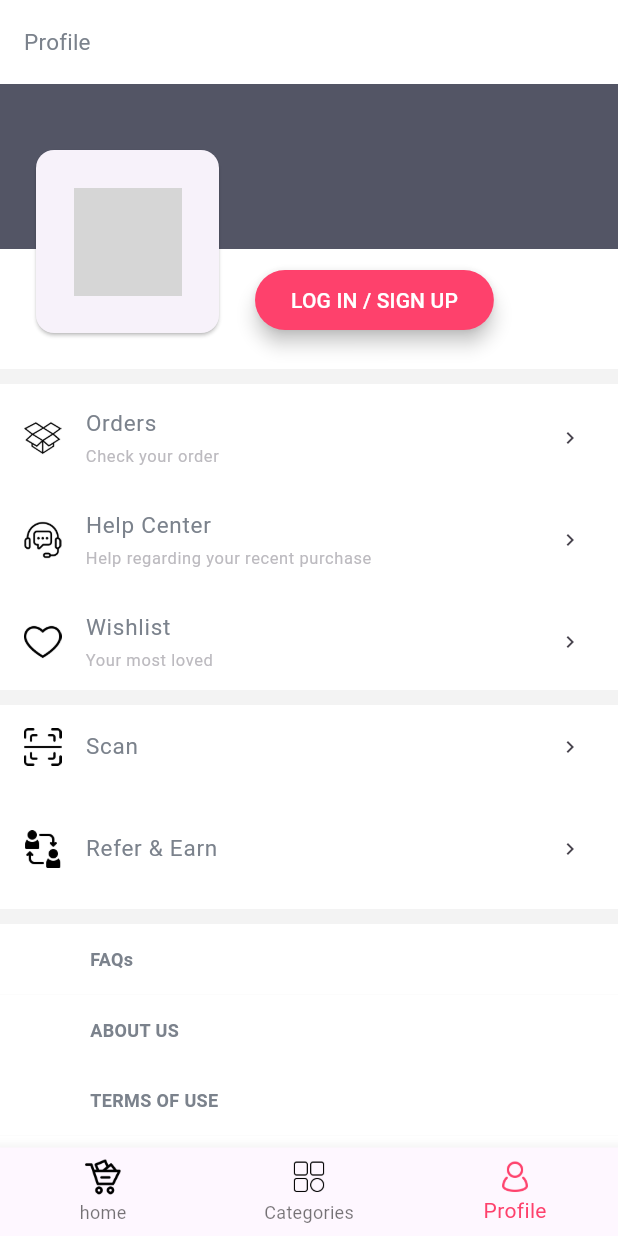
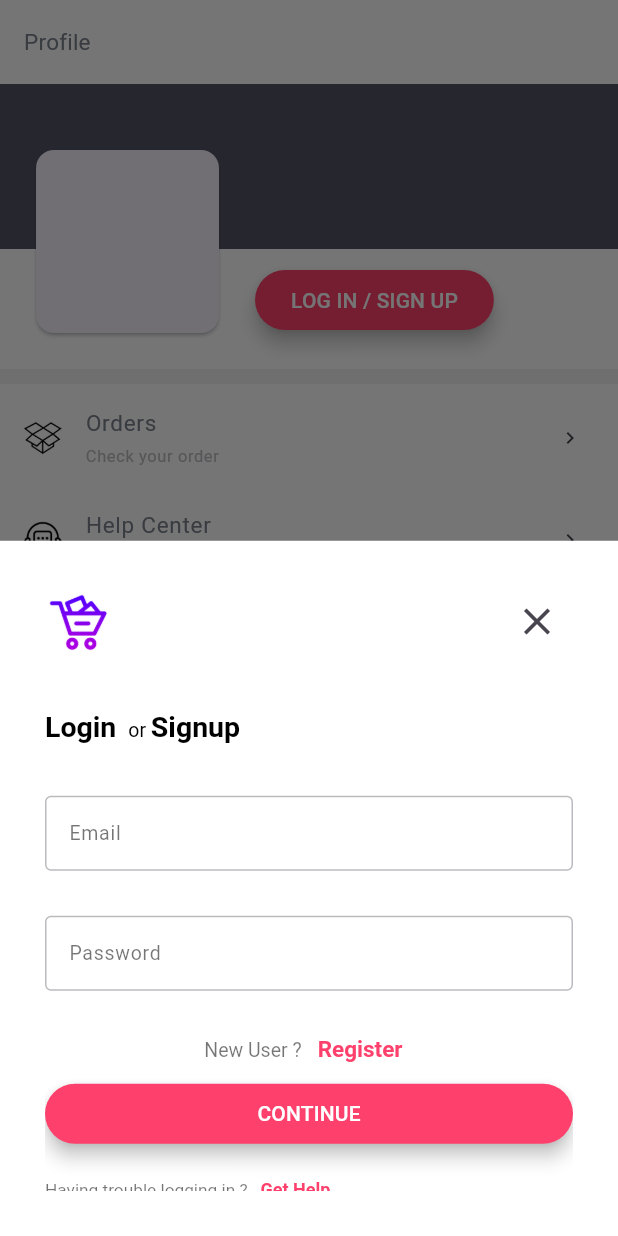
Before and after one commit to mahmoudelruby/shop_app, a Flutter app: the screen it shows after launch, item 3 of the bottom bar chosen, after a tap on "LOG IN / SIGN UP", on a phone screen of 412 x 824 dp. Run offline on Flutter 3.47's test engine with Material 3 defaults, Android fonts, the phone set to English and light mode, and no system bars; our stand-ins replace firebase_core, get; accounts and stored records are empty; grey boxes are pictures that could not be loaded.

Commit message:
add login page feature on bottom sheet

```diff
--- a/lib/features/categories/categories.dart
+++ b/lib/features/categories/categories.dart
@@ -1,9 +1,14 @@
 import 'package:flutter/material.dart';
+import 'package:get/get.dart';
+
+import 'package:shop_app/features/login/login_bottom_sheet.dart';
+import 'package:shop_app/foundation/custom_eleveted_button.dart';
+
 class Categories extends StatelessWidget {
   const Categories({Key? key}) : super(key: key);
 
   @override
   Widget build(BuildContext context) {
-    return Center(child: Text('categories'));
+    return Container();
   }
 }
--- a/lib/features/landing_Page/landing_page.dart
+++ b/lib/features/landing_Page/landing_page.dart
@@ -32,17 +32,17 @@ class _LandingPageState extends State<LandingPage> {
           });
         },
         items: [  BottomNavigationBarItem(
-            icon: SPIcon(
+            icon: BottomNavBarIcon(
                 assetName: 'logo-black.png',
                 isSelected: 0==currentIndex,),
             label: 'home'),
           BottomNavigationBarItem(
-              icon: SPIcon(
+              icon: BottomNavBarIcon(
                   assetName: 'categories.png',
                  isSelected: 1==currentIndex,),
               label: 'Categories'),
           BottomNavigationBarItem(
-              icon: SPIcon(
+              icon: BottomNavBarIcon(
                   assetName: 'profile.png',
                  isSelected: 2==currentIndex,),
               label: 'Profile'),
--- /dev/null
+++ b/lib/features/login/login_bottom_sheet.dart
@@ -0,0 +1,135 @@
+import 'package:flutter/material.dart';
+import 'package:get/get.dart';
+import 'package:shop_app/foundation/text_form_field.dart';
+import 'package:shop_app/foundation/theme/colors.dart';
+
+import '../../foundation/custom_eleveted_button.dart';
+
+class LoginBottomSheet extends StatelessWidget {
+ String? email='';
+ String? password ='';
+ TextEditingController? mailController= new TextEditingController();
+TextEditingController? passwordController =new TextEditingController();
+
+
+  @override
+  Widget build(BuildContext context) {
+    return Container(
+      padding: const EdgeInsets.symmetric(vertical: 30, horizontal: 30),
+      height: MediaQuery.of(context).size.height / 1.5,
+      color: AppColor.whiteColor,
+      child: SingleChildScrollView(
+        child: Column(
+          crossAxisAlignment: CrossAxisAlignment.start,
+          children: [
+            Row(
+              mainAxisAlignment: MainAxisAlignment.spaceBetween,
+              children: [
+                Image.asset(
+                  'assets/images/logo-big.png',
+                  height: 45,
+                  width: 45,
+                ),
+                IconButton(
+                    onPressed: () {
+                      Get.back();
+                    },
+                    icon: const Icon(
+                      Icons.clear,
+                      size: 30,
+                    ))
+              ],
+            ),
+            const SizedBox(
+              height: 35,
+            ),
+            RichText(
+                text: const TextSpan(children: [
+              TextSpan(
+                  text: 'Login ',
+                  style: TextStyle(
+                      color: Colors.black,
+                      fontSize: 19,
+                      fontWeight: FontWeight.bold)),
+              TextSpan(
+                  text: ' or ',
+                  style: TextStyle(
+                    color: Colors.black,
+                    fontSize: 13,
+                  )),
+              TextSpan(
+                  text: 'Signup ',
+                  style: TextStyle(
+                      color: Colors.black,
+                      fontSize: 19,
+                      fontWeight: FontWeight.bold))
+            ])),
+            const SizedBox(
+              height: 35,
+            ),
+            CustomTextFormField(
+              labelText: 'Email',
+              hintText: 'Enter your email',
+            ),
+            const SizedBox(
+              height: 30,
+            ),
+            CustomTextFormField(
+              labelText: 'Password',
+              hintText: 'Enter password',
+            ),
+            const SizedBox(
+              height: 30,
+            ),
+            Center(
+              child: RichText(
+                  text: TextSpan(children: [
+                const TextSpan(
+                    text: 'New User ? ',
+                    style: TextStyle(
+                      color: Colors.black54,
+                      fontSize: 13,
+                    )),
+                TextSpan(
+                    onEnter: (event) => () {},
+                    text: '  Register  ',
+                    style: TextStyle(
+                        color: AppColor.buttonColor,
+                        fontSize: 15,
+                        fontWeight: FontWeight.bold)),
+              ])),
+            ),
+            const SizedBox(
+              height: 10,
+            ),
+            Center(
+                child: SizedBox(
+                    width: MediaQuery.of(context).size.width,
+                    child: CustomElevatedButton(
+                      onPressed: () {},
+                      text: 'CONTINUE',
+                    ))),
+            SizedBox(
+              height: 20,
+            ),
+            RichText(
+                text: TextSpan(children: [
+              const TextSpan(
+                  text: 'Having trouble logging in ?   ',
+                  style: TextStyle(
+                    color: Colors.black54,
+                    fontSize: 11.5,
+                  )),
+              TextSpan(
+                  text: 'Get Help ',
+                  style: TextStyle(
+                      color: AppColor.buttonColor,
+                      fontSize: 12,
+                      fontWeight: FontWeight.bold)),
+            ])),
+          ],
+        ),
+      ),
+    );
+  }
+}
--- a/lib/features/profile/footer_content.dart
+++ b/lib/features/profile/footer_content.dart
@@ -7,10 +7,10 @@ class FooterContent extends StatelessWidget {
   Widget build(BuildContext context) {
     return Column(
       children: [
-        SPTextButton(text: 'FAQs',),
-        SPTextButton(text: 'ABOUT US',),
-        SPTextButton(text: 'TERMS OF USE',),
-        SPTextButton(text: 'PRIVACY POLICY',),
+        FooterTextButton(text: 'FAQs',),
+        FooterTextButton(text: 'ABOUT US',),
+        FooterTextButton(text: 'TERMS OF USE',),
+        FooterTextButton(text: 'PRIVACY POLICY',),
 
       ],
     );
--- a/lib/features/profile/header content.dart
+++ b/lib/features/profile/header content.dart
@@ -1,5 +1,7 @@
 import 'package:flutter/material.dart';
-
+import 'package:get/get.dart';
+import 'package:shop_app/features/login/login_bottom_sheet.dart';
+import '../../foundation/custom_eleveted_button.dart';
 import '../../foundation/theme/colors.dart';
 
 class HeaderContent extends StatelessWidget {
@@ -36,17 +38,12 @@ class HeaderContent extends StatelessWidget {
         Positioned(
             bottom: 22,
             left: 170,
-            child: ElevatedButton(
-                style: ButtonStyle(
-                  elevation: MaterialStateProperty.all(5),
-                    backgroundColor:
-                        MaterialStateProperty.all(AppColor.buttonColor)),
-                onPressed: () {},
-                child: Container(
-                    child: Text(
-                  'LOG IN / SIGN UP',
-                  style: TextStyle(color: AppColor.whiteColor),
-                ))))
+            child: CustomElevatedButton(
+              text: 'LOG IN / SIGN UP',
+              onPressed: () {
+                Get.bottomSheet(LoginBottomSheet());
+              },
+            ))
       ],
     );
   }
--- a/lib/features/profile/profile_item.dart
+++ b/lib/features/profile/profile_item.dart
@@ -5,8 +5,9 @@ class ProfileItem extends StatelessWidget {
   String title;
   String? caption;
   String iconPath;
+  Function()? onTab;
   ProfileItem(
-      {required this.iconPath, required this.title, required this.caption}) {}
+      {required this.iconPath, required this.title, required this.caption,this.onTab}) ;
 
   @override
   Widget build(BuildContext context) {
@@ -15,7 +16,7 @@ class ProfileItem extends StatelessWidget {
         SizedBox(
           height: 68,
           child: ListTile(
-            leading: SPIcon(
+            leading: BottomNavBarIcon(
               assetName: iconPath,
             ),
             title: Text(
@@ -29,7 +30,7 @@ class ProfileItem extends StatelessWidget {
                   )
                 : null,
             trailing: InkWell(
-              onTap: () {},
+              onTap: onTab ,
               child: const Icon(
                 Icons.chevron_right,
                 size: 16,
--- a/lib/features/profile/profile_without_login.dart
+++ b/lib/features/profile/profile_without_login.dart
@@ -1,8 +1,11 @@
 import 'package:flutter/material.dart';
+import 'package:get/get.dart';
 import 'package:shop_app/features/profile/footer_content.dart';
 import 'package:shop_app/features/profile/header%20content.dart';
 import 'package:shop_app/features/profile/profile_item.dart';
 import 'package:shop_app/foundation/theme/colors.dart';
+
+import '../login/login_bottom_sheet.dart';
 
 class ProfileWithoutLogin extends StatelessWidget {
   const ProfileWithoutLogin({Key? key}) : super(key: key);
@@ -23,6 +26,9 @@ class ProfileWithoutLogin extends StatelessWidget {
                 iconPath: 'orders.png',
                 title: 'Orders',
                 caption: 'Check your order',
+                onTab: () {
+                  Get.bottomSheet(LoginBottomSheet());
+                },
               ),
               ProfileItem(
                 iconPath: 'customer-support.png',
--- a/lib/features/profile/sp_text_button.dart
+++ b/lib/features/profile/sp_text_button.dart
@@ -1,10 +1,10 @@
 import 'package:flutter/material.dart';
 import 'package:shop_app/foundation/theme/colors.dart';
 
-class SPTextButton extends StatelessWidget {
+class FooterTextButton extends StatelessWidget {
 
   String text;
-  SPTextButton({required this.text }){}
+  FooterTextButton({required this.text }){}
 
   @override
   Widget build(BuildContext context) {
--- /dev/null
+++ b/lib/foundation/custom_eleveted_button.dart
@@ -0,0 +1,24 @@
+import 'package:flutter/material.dart';
+import 'package:shop_app/foundation/theme/colors.dart';
+
+class CustomElevatedButton extends StatelessWidget {
+ String text;
+Function()  onPressed;
+
+  CustomElevatedButton({required this.text,required this.onPressed}){}
+
+  @override
+  Widget build(BuildContext context) {
+    return ElevatedButton(
+        style: ButtonStyle(
+            elevation: MaterialStateProperty.all(5),
+            backgroundColor:
+            MaterialStateProperty.all(AppColor.buttonColor)),
+        onPressed: onPressed,
+        child: Container(
+            child: Text(
+              text,
+              style: TextStyle(color: AppColor.whiteColor),
+            )));
+  }
+}
--- a/lib/foundation/sp_icon.dart
+++ b/lib/foundation/sp_icon.dart
@@ -1,10 +1,10 @@
 import 'package:flutter/material.dart';
 
-class SPIcon extends StatelessWidget {
+class BottomNavBarIcon extends StatelessWidget {
   String assetName;
   bool isSelected;
 
-  SPIcon({required this.assetName,this.isSelected=false}) {}
+  BottomNavBarIcon({required this.assetName,this.isSelected=false}) {}
 
   @override
   Widget build(BuildContext context) {
--- /dev/null
+++ b/lib/foundation/text_form_field.dart
@@ -0,0 +1,31 @@
+import 'package:flutter/material.dart';
+import 'package:shop_app/foundation/theme/colors.dart';
+
+class CustomTextFormField extends StatelessWidget {
+String labelText;
+String hintText;
+  CustomTextFormField({required this.labelText,required this.hintText}){}
+
+  @override
+  Widget build(BuildContext context) {
+    return Container(
+      height: 50,
+      child: TextField(
+
+        style: TextStyle(color: AppColor.captionColor, fontSize: 13),
+        decoration: InputDecoration(
+          hintText: hintText,
+            labelText: labelText,
+            labelStyle: const TextStyle(color: Colors.black54, fontSize: 13),
+            prefix: const Padding(
+              padding: EdgeInsets.only(left: 10, top: 15),
+
+            ),
+            enabledBorder: OutlineInputBorder(
+                borderSide: BorderSide(width: 1, color: AppColor.captionColor)),
+            focusedBorder: const OutlineInputBorder(
+                borderSide: BorderSide(width: 1.5, color: Colors.black54))),
+      ),
+    );
+  }
+}
--- a/lib/main.dart
+++ b/lib/main.dart
@@ -1,5 +1,7 @@
+import 'package:firebase_core/firebase_core.dart';
 import 'package:flutter/material.dart';
 import 'package:get/get.dart';
+
 import 'package:shop_app/features/home_Page/Home_Screen.dart';
 import 'package:shop_app/features/landing_Page/landing_page.dart';
 import 'package:shop_app/foundation/theme/colors.dart';
--- a/pubspec.yaml
+++ b/pubspec.yaml
@@ -19,7 +19,7 @@ publish_to: 'none' # Remove this line if you wish to publish to pub.dev
 version: 1.0.0+1
 
 environment:
-  sdk: '>=3.2.2 <4.0.0'
+  sdk: '>=2.12.0 <4.0.0'
 
 # Dependencies specify other packages that your package needs in order to work.
 # To automatically upgrade your package dependencies to the latest versions
@@ -41,6 +41,8 @@ dependencies:
   cupertino_icons: ^1.0.2
   get: ^4.6.6
   flutter_native_splash: ^2.3.8
+  firebase_auth: ^4.15.3
+  firebase_core: ^2.24.2
 
 dev_dependencies:
   flutter_test:
```
Also changed, not shown: pubspec.lock, 3 other files.
